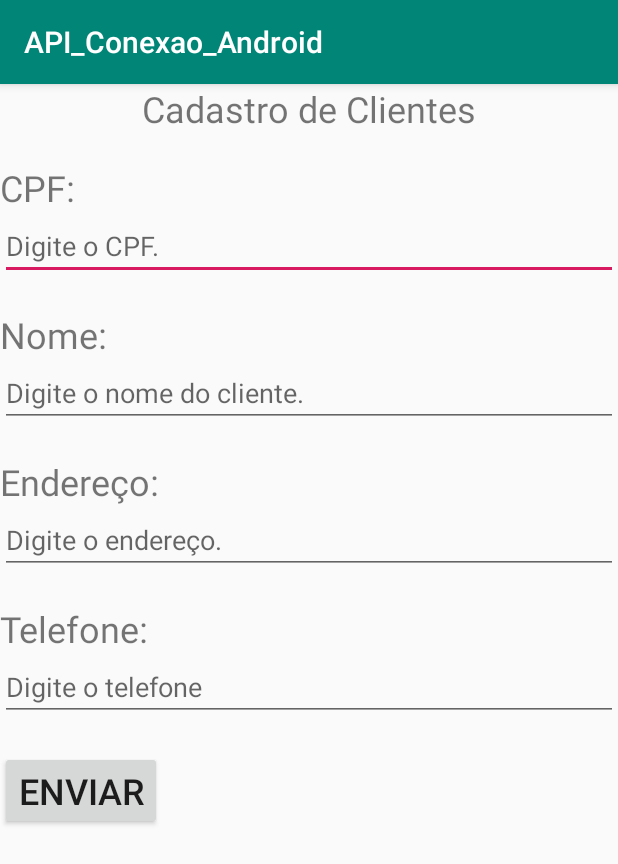
After one commit to fernandonakagawa/API_Conexao_Android, an Android app: the InserirActivity screen opened directly, with no data from a screen before it, on a phone screen of 412 x 824 dp. The commit adds this screen. Shown: the top 864 px of the screen. Run offline under Robolectric (Android 15) with nearby library versions, the phone set to English and light mode, and no system bars.

Commit message:
banco modificado - cpf adicionado

```diff
--- a/app/build.gradle
+++ b/app/build.gradle
@@ -14,10 +14,10 @@ android {
         release {
             minifyEnabled false
             proguardFiles getDefaultProguardFile('proguard-android.txt'), 'proguard-rules.pro'
-            manifestPlaceholders = [usesCleartextTraffic:"false"]
+            manifestPlaceholders = [usesCleartextTraffic: "false"]
         }
-        debug{
-            manifestPlaceholders = [usesCleartextTraffic:"true"]
+        debug {
+            manifestPlaceholders = [usesCleartextTraffic: "true"]
         }
     }
 }
--- a/app/src/main/AndroidManifest.xml
+++ b/app/src/main/AndroidManifest.xml
@@ -12,8 +12,7 @@
         android:roundIcon="@mipmap/ic_launcher_round"
         android:supportsRtl="true"
         android:theme="@style/AppTheme"
-        android:usesCleartextTraffic="${usesCleartextTraffic}"
-        >
+        android:usesCleartextTraffic="${usesCleartextTraffic}">
         <activity android:name=".MainActivity">
             <intent-filter>
                 <action android:name="android.intent.action.MAIN" />
@@ -21,7 +20,8 @@
                 <category android:name="android.intent.category.LAUNCHER" />
             </intent-filter>
         </activity>
-        <activity android:name=".TesteActivity"></activity>
+        <activity android:name=".TesteActivity" />
+        <activity android:name=".InserirActivity"></activity>
     </application>
 
 </manifest>
--- /dev/null
+++ b/app/src/main/java/com/example/senai/api_conexao_android/InserirActivity.java
@@ -0,0 +1,14 @@
+package com.example.senai.api_conexao_android;
+
+import androidx.appcompat.app.AppCompatActivity;
+
+import android.os.Bundle;
+
+public class InserirActivity extends AppCompatActivity {
+
+    @Override
+    protected void onCreate(Bundle savedInstanceState) {
+        super.onCreate(savedInstanceState);
+        setContentView(R.layout.activity_inserir);
+    }
+}
--- /dev/null
+++ b/app/src/main/res/layout/activity_inserir.xml
@@ -0,0 +1,75 @@
+<?xml version="1.0" encoding="utf-8"?>
+<LinearLayout xmlns:android="http://schemas.android.com/apk/res/android"
+    xmlns:app="http://schemas.android.com/apk/res-auto"
+    xmlns:tools="http://schemas.android.com/tools"
+    android:layout_width="match_parent"
+    android:layout_height="match_parent"
+    tools:context=".InserirActivity"
+    android:orientation="vertical"
+    android:gravity="center">
+
+    <ScrollView
+        android:layout_width="match_parent"
+        android:layout_height="match_parent">
+        <LinearLayout
+            android:layout_width="match_parent"
+            android:layout_height="match_parent"
+            android:orientation="vertical">
+
+            <TextView
+                android:layout_width="wrap_content"
+                android:layout_height="wrap_content"
+                android:textSize="24sp"
+                android:text="@string/cadastro_clientes"
+                android:layout_gravity="center_horizontal"/>
+            <TextView
+                android:layout_marginTop="20dp"
+                android:layout_width="match_parent"
+                android:layout_height="wrap_content"
+                android:textSize="24sp"
+                android:text="@string/cpf"/>
+            <EditText
+                android:layout_width="match_parent"
+                android:layout_height="wrap_content"
+                android:hint="@string/hint_digite_cpf"/>
+            <TextView
+                android:layout_marginTop="20dp"
+                android:layout_width="match_parent"
+                android:layout_height="wrap_content"
+                android:textSize="24sp"
+                android:text="@string/nome"/>
+            <EditText
+                android:layout_width="match_parent"
+                android:layout_height="wrap_content"
+                android:hint="@string/hint_digite_nome"/>
+
+            <TextView
+                android:layout_marginTop="20dp"
+                android:layout_width="match_parent"
+                android:layout_height="wrap_content"
+                android:textSize="24sp"
+                android:text="@string/endereco"/>
+            <EditText
+                android:layout_width="match_parent"
+                android:layout_height="wrap_content"
+                android:hint="@string/hint_digite_endereco"/>
+            <TextView
+                android:layout_marginTop="20dp"
+                android:layout_width="match_parent"
+                android:layout_height="wrap_content"
+                android:textSize="24sp"
+                android:text="@string/telefone"/>
+            <EditText
+                android:layout_width="match_parent"
+                android:layout_height="wrap_content"
+                android:hint="@string/hint_digite_telefone"/>
+
+            <Button
+                android:layout_marginTop="20dp"
+                android:layout_width="wrap_content"
+                android:layout_height="wrap_content"
+                android:textSize="24sp"
+                android:text="@string/enviar"/>
+        </LinearLayout>
+    </ScrollView>
+</LinearLayout>
--- a/app/src/main/res/values/strings.xml
+++ b/app/src/main/res/values/strings.xml
@@ -13,4 +13,13 @@
     <string name="hintTeste">Digite um texto para enviar para o PHP. Ele deverá voltar duplicado.</string>
     <string name="enviar">Enviar</string>
     <string name="resultadoDeveAparecerAqui">O resultado deve aparecer aqui.</string>
+    <string name="cadastro_clientes">Cadastro de Clientes</string>
+    <string name="nome">Nome:</string>
+    <string name="hint_digite_nome">Digite o nome do cliente.</string>
+    <string name="endereco">Endereço:</string>
+    <string name="hint_digite_endereco">Digite o endereço.</string>
+    <string name="telefone">Telefone:</string>
+    <string name="hint_digite_telefone">Digite o telefone</string>
+    <string name="cpf">CPF:</string>
+    <string name="hint_digite_cpf">Digite o CPF.</string>
 </resources>
```
Also changed, not shown: 1 other file.
